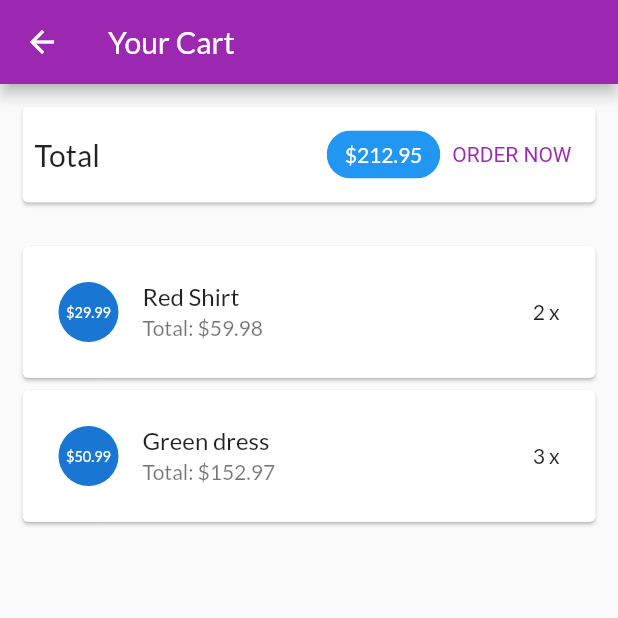
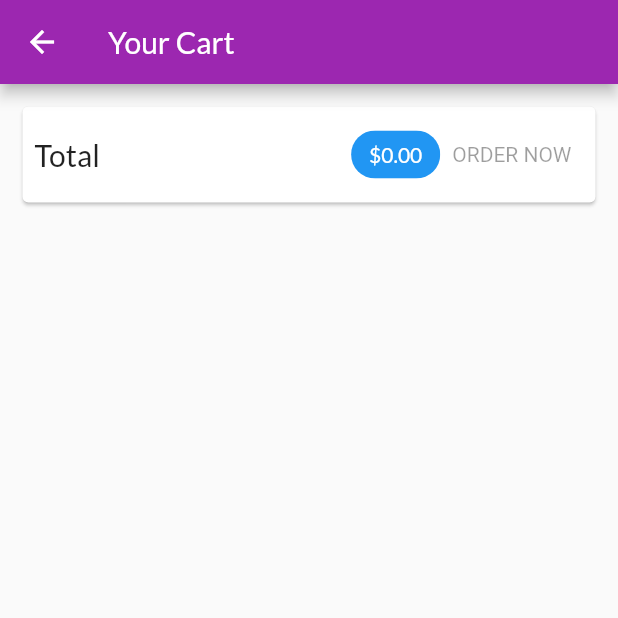
Before and after one commit to lelouisdevn/CT48402, a Flutter app: the CartScreen screen opened by its route, after a tap on "ORDER NOW", on a phone screen of 412 x 824 dp, the top half of it. Run offline on Flutter 3.47's test engine with Material 2 defaults, Android fonts, the phone set to English and light mode, and no system bars; network calls fail.

Commit message:
Quan ly trang thai voi provider - OrdersManager

```diff
--- a/lib/main.dart
+++ b/lib/main.dart
@@ -30,6 +30,9 @@ class MyApp extends StatelessWidget {
         ),
         ChangeNotifierProvider(
           create: (context) => CartManager(),
+        ),
+        ChangeNotifierProvider(
+          create: (context) => OrdersManager(),
         ),
       ],
       child: MaterialApp(
--- a/lib/ui/cart/cart_manager.dart
+++ b/lib/ui/cart/cart_manager.dart
@@ -52,7 +52,7 @@ class CartManager with ChangeNotifier {
     notifyListeners();
   }
 
-// get the length of "array" _items;
+  // get the length of "array" _items;
   int get productCount {
     return _items.length;
   }
--- a/lib/ui/cart/cart_screen.dart
+++ b/lib/ui/cart/cart_screen.dart
@@ -1,5 +1,6 @@
 // import 'package:flutter/cupertino.dart';
 import 'package:flutter/material.dart';
+import 'package:myshop/ui/screens.dart';
 import 'package:provider/provider.dart';
 
 import 'cart_manager.dart';
@@ -67,8 +68,17 @@ class CartScreen extends StatelessWidget {
               //onDeleted: () { Navigator.pushReplacementNamed(context, "/orders"); },
             ),
             TextButton(
-              onPressed: () {
-                print('An order has been added');
+              // onPressed: () {
+              //   // eprint('An order has been added');
+              // },
+              onPressed: cart.totalAmount <= 0
+              ? null
+              : () {
+                context.read<OrdersManager>().addOrder(
+                  cart.products,
+                  cart.totalAmount,
+                );
+                cart.clear();
               },
               style: TextButton.styleFrom(
                 textStyle: TextStyle(color: Theme.of(context).primaryColor),
--- a/lib/ui/orders/order_manager.dart
+++ b/lib/ui/orders/order_manager.dart
@@ -2,16 +2,40 @@ import 'package:flutter/material.dart';
 
 import '../../models/cart_item.dart';
 import '../../models/order_item.dart';
+import 'package:flutter/foundation.dart';
 
 class OrdersManager with ChangeNotifier {
   final List _orders = [
-    OrderItem(id: 'o1' ,amount: 59.98, products: [
-      CartItem(id: 'c1', title: 'Red Shirt', quantity: 2, price: 29.99)
-    ], dateTime: DateTime.now(),),
-    OrderItem(id: 'o2' ,amount: 92.97, products: [
-      CartItem(id: 'c1', title: 'Blue Trousers', quantity: 3, price: 30.99)
-    ], dateTime: DateTime.now(),),
+    OrderItem(
+      id: 'o1',
+      amount: 59.98,
+      products: [
+        CartItem(id: 'c1', title: 'Red Shirt', quantity: 2, price: 29.99)
+      ],
+      dateTime: DateTime.now(),
+    ),
+    OrderItem(
+      id: 'o2',
+      amount: 92.97,
+      products: [
+        CartItem(id: 'c1', title: 'Blue Trousers', quantity: 3, price: 30.99)
+      ],
+      dateTime: DateTime.now(),
+    ),
   ];
+
+  void addOrder(List cartProducts, double total) {
+    _orders.insert(
+      0,
+      OrderItem(
+        id: 'o${DateTime.now().toIso8601String()}',
+        amount: total,
+        products: cartProducts,
+        dateTime: DateTime.now(),
+      ),
+    );
+    notifyListeners();
+  }
 
   int get orderCount {
     return _orders.length;
@@ -20,5 +44,4 @@ class OrdersManager with ChangeNotifier {
   List get orders {
     return [..._orders];
   }
-
 }
--- a/lib/ui/orders/orders_screen.dart
+++ b/lib/ui/orders/orders_screen.dart
@@ -1,5 +1,6 @@
 import 'package:flutter/material.dart';
 import 'package:myshop/ui/shared/app_drawer.dart';
+import 'package:provider/provider.dart';
 
 import 'order_manager.dart';
 import 'order_item_card.dart';
@@ -11,15 +12,19 @@ class OrdersScreen extends StatelessWidget {
   @override
   Widget build(BuildContext context) {
     print('Building orders');
-    final ordersManager = OrdersManager();
+    // final ordersManager = OrdersManager();
     return Scaffold(
       appBar: AppBar(
         title: const Text('Your Orders'),
       ),
       drawer: const AppDrawer(),
-      body: ListView.builder(
-        itemCount: ordersManager.orderCount,
-        itemBuilder: (ctx, i) => OrderItemCard(ordersManager.orders[i]),
+      body: Consumer<OrdersManager>(
+        builder: (context, ordersManager, child) {
+          return ListView.builder(
+            itemCount: ordersManager.orderCount,
+            itemBuilder: (ctx, i) => OrderItemCard(ordersManager.orders[i]),
+          );
+        },
       ),
     );
   }
```
